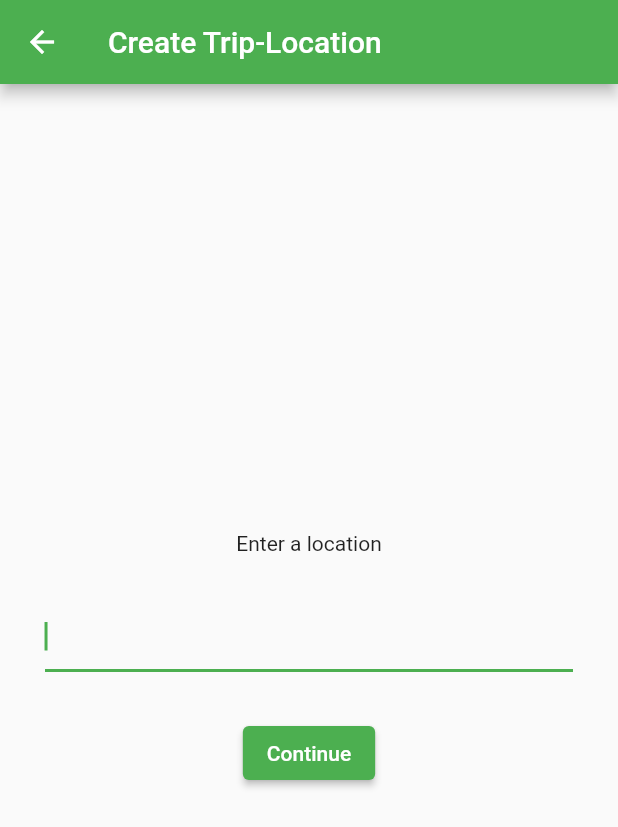
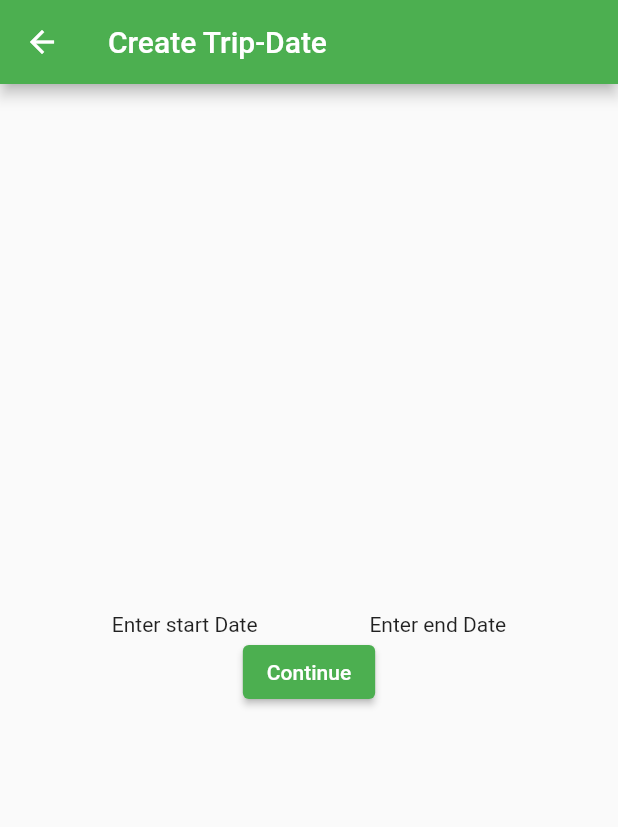
Before and after one commit to Shishirbagalkot/travel_budget_app, a Flutter app: the NewTripLocationView screen opened directly with empty values, after a tap on "Continue", on a phone screen of 412 x 824 dp. Shown: the top 827 px of the screen. Run offline on Flutter 3.47's test engine with Material 2 defaults, Android fonts, the phone set to English and light mode, and no system bars.

Commit message:
New Trips Pages

```diff
--- a/lib/models/trip.dart
+++ b/lib/models/trip.dart
@@ -1,10 +1,10 @@
 //models the data
 class Trip {
-  final String title;
-  final DateTime startDate;
-  final DateTime endDate;
-  final double budget;
-  final String travelType;
+  String title;
+  DateTime startDate;
+  DateTime endDate;
+  double budget;
+  String travelType;
 
   Trip(this.title, this.startDate, this.endDate, this.budget, this.travelType);
 }
--- /dev/null
+++ b/lib/views/new_trips/date_view.dart
@@ -0,0 +1,45 @@
+import 'package:flutter/material.dart';
+import 'package:travel_treasury/models/trip.dart';
+import 'package:travel_treasury/views/new_trips/budget_view.dart';
+
+class NewTripDateView extends StatelessWidget {
+
+  final Trip trip;
+  NewTripDateView({Key key, @required this.trip}) : super(key: key);
+
+  @override
+  Widget build(BuildContext context) {
+
+    return Scaffold(
+      appBar: AppBar(
+        title: Text('Create Trip-Date'
+        ),
+      ),
+      body: Center(
+        child: Column(
+          mainAxisAlignment: MainAxisAlignment.center,
+          children: <Widget>[
+            Row(
+              mainAxisAlignment: MainAxisAlignment.spaceEvenly,
+              children: <Widget>[
+                Text("Enter start Date"),
+                Text("Enter end Date"),
+              ],
+            ),
+            ElevatedButton(
+              onPressed: () {
+                Navigator.push(
+                  context,
+                  MaterialPageRoute(
+                    builder: (context) => NewTripBudgetView(trip: trip)
+                  ),
+                );
+              },
+              child: Text("Continue"),
+            ),
+          ],
+        ),
+      ),
+    );
+  }
+}
--- a/lib/views/new_trips/location_view.dart
+++ b/lib/views/new_trips/location_view.dart
@@ -1,5 +1,6 @@
 import 'package:flutter/material.dart';
 import 'package:travel_treasury/models/trip.dart';
+import 'package:travel_treasury/views/new_trips/date_view.dart';
 
 class NewTripLocationView extends StatelessWidget {
 
@@ -11,6 +12,8 @@ class NewTripLocationView extends StatelessWidget {
 
     //for the text field
     TextEditingController _titleController = new TextEditingController();
+
+    _titleController.text = trip.title;
 
     return Scaffold(
       appBar: AppBar(
@@ -31,7 +34,14 @@ class NewTripLocationView extends StatelessWidget {
             ),
             ElevatedButton(
               onPressed: () {
-
+                //changes value of title from null to text input in form
+                trip.title = _titleController.text;
+                Navigator.push(
+                  context,
+                  MaterialPageRoute(
+                    builder: (context) => NewTripDateView(trip: trip)
+                  ),
+                );
               },
               child: Text("Continue"),
             ),
```
Also changed, not shown: lib/views/new_trips/budget_view.dart (added, +33 -0 lines).
